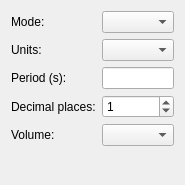
Old version of the form src/speechform.ui in the repository flysight/flysight-configurator.
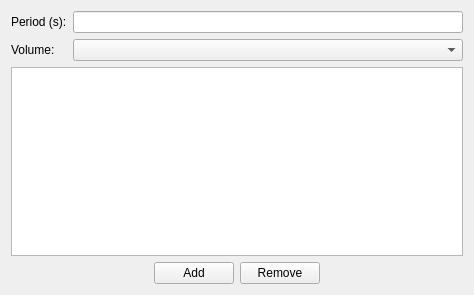
New version of the form.

Commit message: Allow multiple speech values

```diff
--- a/src/speechform.ui
+++ b/src/speechform.ui
@@ -6,8 +6,8 @@
    <rect>
     <x>0</x>
     <y>0</y>
-    <width>148</width>
-    <height>185</height>
+    <width>470</width>
+    <height>295</height>
    </rect>
   </property>
   <property name="windowTitle">
@@ -15,82 +15,92 @@
   </property>
   <layout class="QVBoxLayout" name="verticalLayout">
    <item>
-    <layout class="QGridLayout" name="gridLayout">
-     <item row="0" column="1">
-      <widget class="QComboBox" name="modeComboBox"/>
-     </item>
-     <item row="0" column="0">
-      <widget class="QLabel" name="label">
-       <property name="text">
-        <string>Mode:</string>
-       </property>
-      </widget>
-     </item>
+    <layout class="QGridLayout" name="gridLayout_2">
      <item row="1" column="1">
-      <widget class="QComboBox" name="unitsComboBox"/>
+      <widget class="QComboBox" name="volumeComboBox"/>
      </item>
-     <item row="1" column="0">
-      <widget class="QLabel" name="label_2">
-       <property name="text">
-        <string>Units:</string>
-       </property>
-      </widget>
-     </item>
-     <item row="2" column="0">
-      <widget class="QLabel" name="label_3">
+     <item row="0" column="0">
+      <widget class="QLabel" name="windowAboveLabel">
        <property name="text">
         <string>Period (s):</string>
        </property>
       </widget>
      </item>
-     <item row="2" column="1">
+     <item row="1" column="0">
+      <widget class="QLabel" name="windowBelowLabel">
+       <property name="text">
+        <string>Volume:</string>
+       </property>
+      </widget>
+     </item>
+     <item row="0" column="1">
       <widget class="QLineEdit" name="rateEdit">
        <property name="inputMethodHints">
         <set>Qt::ImhDigitsOnly</set>
        </property>
       </widget>
      </item>
-     <item row="3" column="0">
-      <widget class="QLabel" name="label_6">
-       <property name="text">
-        <string>Decimal places:</string>
-       </property>
-      </widget>
-     </item>
-     <item row="3" column="1">
-      <widget class="QSpinBox" name="decimalsSpinBox">
-       <property name="maximum">
-        <number>2</number>
+    </layout>
+   </item>
+   <item>
+    <widget class="QTableWidget" name="tableWidget">
+     <property name="minimumSize">
+      <size>
+       <width>452</width>
+       <height>0</height>
+      </size>
+     </property>
+     <property name="selectionBehavior">
+      <enum>QAbstractItemView::SelectRows</enum>
+     </property>
+     <attribute name="verticalHeaderVisible">
+      <bool>true</bool>
+     </attribute>
+    </widget>
+   </item>
+   <item>
+    <layout class="QHBoxLayout" name="horizontalLayout">
+     <item>
+      <spacer name="horizontalSpacer">
+       <property name="orientation">
+        <enum>Qt::Horizontal</enum>
        </property>
-       <property name="value">
-        <number>1</number>
+       <property name="sizeHint" stdset="0">
+        <size>
+         <width>40</width>
+         <height>20</height>
+        </size>
        </property>
+      </spacer>
+     </item>
+     <item>
+      <widget class="QPushButton" name="addButton">
+       <property name="text">
+        <string>Add</string>
+       </property>
       </widget>
      </item>
-     <item row="4" column="0">
-      <widget class="QLabel" name="label_5">
+     <item>
+      <widget class="QPushButton" name="removeButton">
        <property name="text">
-        <string>Volume:</string>
+        <string>Remove</string>
        </property>
       </widget>
      </item>
-     <item row="4" column="1">
-      <widget class="QComboBox" name="volumeComboBox"/>
-     </item>
-    </layout>
-   </item>
    <item>
-    <spacer name="verticalSpacer">
+      <spacer name="horizontalSpacer_2">
      <property name="orientation">
-      <enum>Qt::Vertical</enum>
+        <enum>Qt::Horizontal</enum>
      </property>
      <property name="sizeHint" stdset="0">
       <size>
-       <width>20</width>
-       <height>40</height>
+         <width>40</width>
+         <height>20</height>
       </size>
      </property>
     </spacer>
+     </item>
+    </layout>
    </item>
   </layout>
  </widget>
```
Lines whose indentation alone changed are shown as unchanged. The commit also changes 8 other files.
